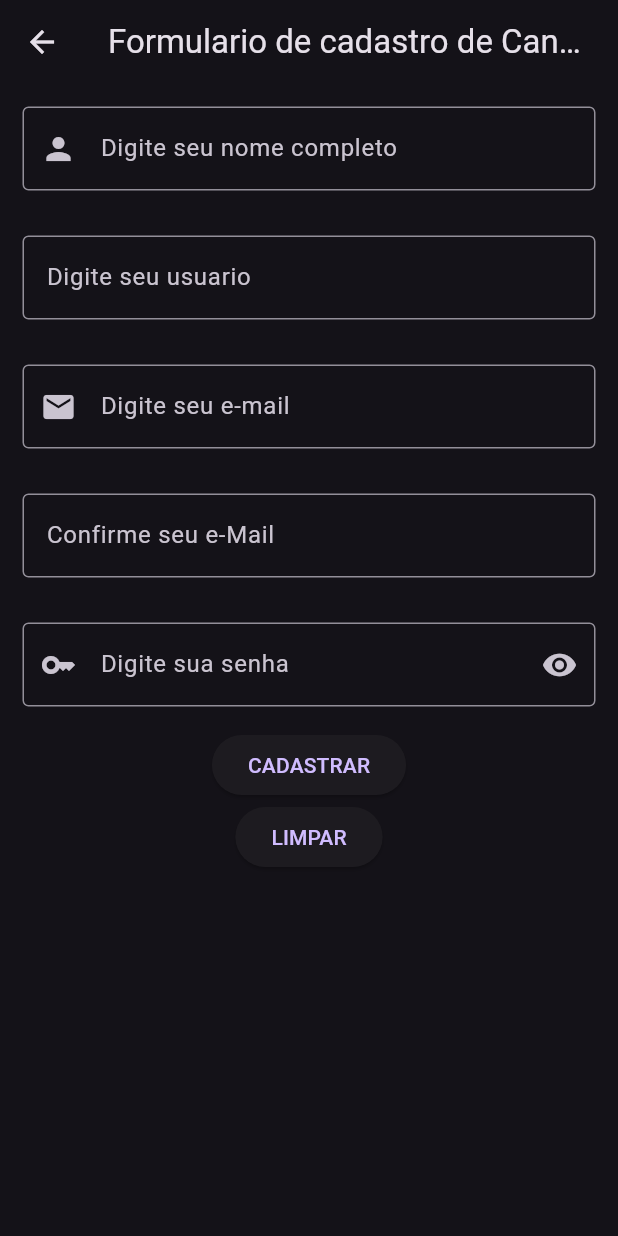
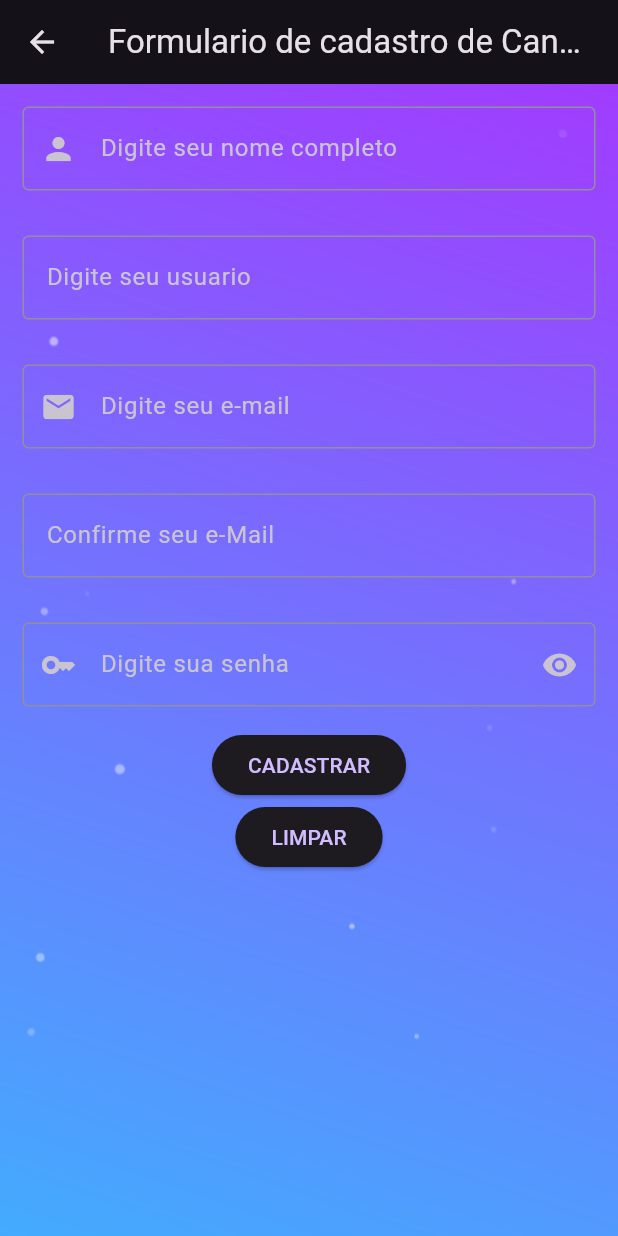
Before and after one commit to lucasjseixas/projdesenvmob, a Flutter app: the CandidatoLoginInfo screen opened directly, after a tap on "Cadastrar", on a phone screen of 412 x 824 dp. Run offline on Flutter 3.47's test engine with Material 3 defaults, Android fonts, the light colour scheme and no system bars.

Commit message:
customizando coisas

```diff
--- a/lib/Pages/LoginPages/Forms/cadidato_form.dart
+++ b/lib/Pages/LoginPages/Forms/cadidato_form.dart
@@ -1,5 +1,4 @@
 import 'package:flutter/material.dart';
-import 'package:projec1/Perfis/candidato_perfil.dart';
 import 'package:projec1/pages/home_page.dart';
 
 final _formKeytwo = GlobalKey<FormState>();
@@ -42,7 +41,13 @@
       appBar: AppBar(
         title: const Text('Formulario de cadastro de Candidatos'),
       ),
-      body: Form(
+      body: Container(
+        decoration: const BoxDecoration(
+          image: DecorationImage(
+              image: AssetImage('assets/images/particle_background.png'),
+              fit: BoxFit.cover),
+        ),
+        child: Form(
           key: _formKeytwo,
           child: Column(
             children: [
@@ -140,7 +145,8 @@
                     if (_formKeytwo.currentState!.validate()) {
                       Navigator.push(
                         context,
-                      MaterialPageRoute(builder: (context) => const HomePage()),
+                        MaterialPageRoute(
+                            builder: (context) => const HomePage()),
                       );
                     }
                   },
@@ -151,6 +157,7 @@
                   },
                   child: const Text('LIMPAR')),
             ],
+          ),
         ),
       ),
     );
--- a/lib/Pages/LoginPages/candidato_login.dart
+++ b/lib/Pages/LoginPages/candidato_login.dart
@@ -21,14 +21,30 @@
       appBar: AppBar(
         title: const Text('PAGINA DE LOGIN DE CANDIDATOS'),
       ),
-      body: Padding(
+      body: Container(
+        decoration: const BoxDecoration(
+          image: DecorationImage(
+              image: AssetImage('assets/images/particle_background.png'),
+              fit: BoxFit.cover),
+        ),
+        child: Padding(
           padding: const EdgeInsets.all(40.0),
           child: Form(
             key: _formKey,
             child: Column(
               mainAxisAlignment: MainAxisAlignment.spaceEvenly,
               children: [
-              const Text('Ainda não é cadastrado? Clique em Cadastrar'),
+                Container(
+                  decoration: BoxDecoration(
+                      color: Colors.grey[900],
+                      borderRadius: BorderRadius.circular(10)),
+                  padding: const EdgeInsets.all(8),
+                  child: const Text(
+                    'Ainda não é cadastrado? Clique em Cadastrar',
+                    style: TextStyle(
+                        color: Colors.blue, fontWeight: FontWeight.bold),
+                  ),
+                ),
                 TextFormField(
                   key: const Key('usuario'),
                   decoration: const InputDecoration(
@@ -53,15 +69,32 @@
                     suffixIcon: Icon(Icons.remove_red_eye),
                   ),
                   keyboardType: TextInputType.text,
-                validator: (value) => value!.isEmpty ? 'Senha inválida' : null,
+                  validator: (value) =>
+                      value!.isEmpty ? 'Senha inválida' : null,
                 ),
-              TextButton(
-                  onPressed: () {}, child: const Text('Esqueceu sua senha?')),
+                Container(
+                  constraints: const BoxConstraints(minWidth: 150.0),
+                  decoration: BoxDecoration(
+                    color: Colors.grey[900],
+                    borderRadius: BorderRadius.circular(10),
+                  ),
+                  child: TextButton(
+                    onPressed: () {},
+                    child: const Text(
+                      'Esqueceu sua senha?',
+                      style: TextStyle(
+                          color: Colors.red, fontWeight: FontWeight.bold),
+                    ),
+                  ),
+                ),
                 Column(
                   crossAxisAlignment: CrossAxisAlignment.stretch,
                   children: [
                     Padding(
                       padding: const EdgeInsets.all(25.0),
+                      child: SizedBox(
+                        width: 100,
+                        height: 60,
                         child: ElevatedButton(
                             onPressed: () {
                               Navigator.push(
@@ -71,10 +104,17 @@
                                 ),
                               );
                             },
-                        child: const Text('Cadastrar')),
+                            child: const Text(
+                              'Cadastrar',
+                              style: TextStyle(fontSize: 26),
+                            )),
+                      ),
                     ),
                     Padding(
                       padding: const EdgeInsets.all(25.0),
+                      child: SizedBox(
+                        width: 100,
+                        height: 60,
                         child: ElevatedButton(
                           onPressed: () {
                             if (_formKey.currentState!.validate()) {
@@ -88,7 +128,12 @@
                               return; //Colocar um aviso de erro de login e manter na pagina
                             }
                           },
-                        child: const Text('Login')),
+                          child: const Text(
+                            'Logar',
+                            style: TextStyle(fontSize: 24),
+                          ),
+                        ),
+                      ),
                     ),
                   ],
                 ),
@@ -96,7 +141,7 @@
             ),
           ),
         ),
+      ),
     );
   }
-
 }
--- a/pubspec.yaml
+++ b/pubspec.yaml
@@ -59,8 +59,7 @@
   uses-material-design: true
 
   assets:
-  - assets/images/fotoplaceholder.png
-
+  - assets/images/
   # To add assets to your application, add an assets section, like this:
   # assets:
   #   - images/a_dot_burr.jpeg
```
Also changed, not shown: lib/Pages/home_page.dart (+28 -35 lines), assets/images/particle_background.png (added), assets/images/portraitplaceholder.png (added), assets/images/simple_background.jpg (added). Lines whose indentation alone changed are shown as unchanged.
